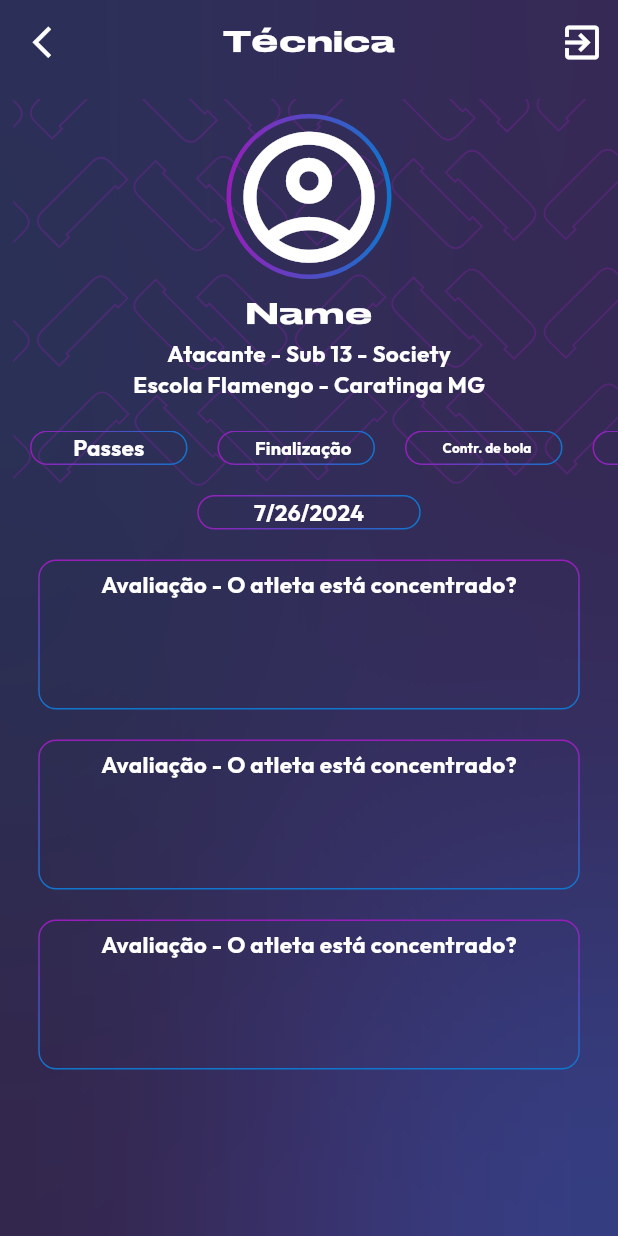
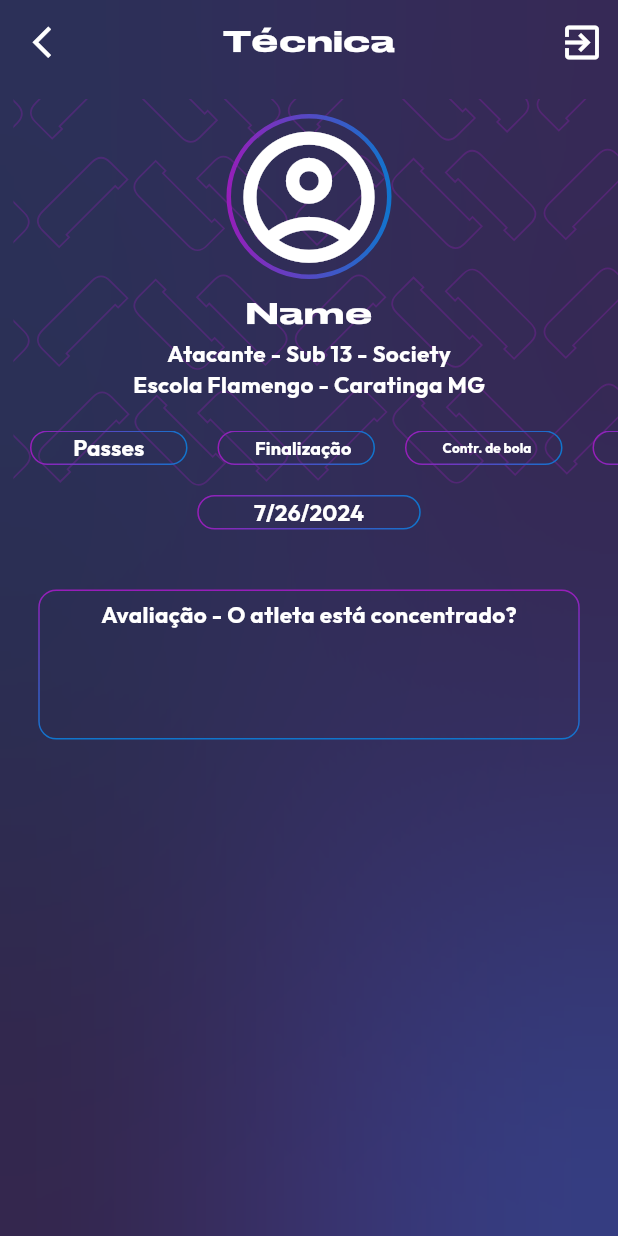
Before and after one commit to heliobryan/DESS, a Flutter app: the AvatecPage screen opened by its route, on a phone screen of 412 x 824 dp. Run offline on Flutter 3.47's test engine with Material 3 defaults, Android fonts, the light colour scheme and no system bars; our stand-ins replace firebase_auth, firebase_core, flutter_svg, google_sign_in, gradient_borders, simple_gradient_text; accounts and stored records are empty.

Commit message:
First Commit

```diff
--- a/lib/App/Source/Screens/Home/Avaliation/avatec_page.dart
+++ b/lib/App/Source/Screens/Home/Avaliation/avatec_page.dart
@@ -444,7 +444,9 @@ class _AvatecPageState extends State<AvatecPage> {
                   ),
                 ),
                 const SizedBox(height: 20),
-                SizedBox(
+                const SizedBox(height: 20),
+                Visibility(
+                  child: SizedBox(
                     width: 361,
                     height: 100,
                     child: Container(
@@ -484,87 +486,6 @@ class _AvatecPageState extends State<AvatecPage> {
                       ),
                     ),
                   ),
-                const SizedBox(height: 20),
-                SizedBox(
-                  width: 361,
-                  height: 100,
-                  child: Container(
-                    decoration: const BoxDecoration(
-                      borderRadius: BorderRadius.all(Radius.circular(12)),
-                      border: GradientBoxBorder(
-                        gradient: LinearGradient(
-                          colors: <Color>[
-                            Color(0xFF981DB9),
-                            Color(0xFF0F76CE),
-                          ],
-                          begin: Alignment.topCenter,
-                          end: Alignment.bottomCenter,
-                        ),
-                      ),
-                    ),
-                    child: const Center(
-                      child: Column(
-                        mainAxisAlignment: MainAxisAlignment.start,
-                        children: [
-                          SizedBox(height: 5),
-                          Text(
-                            'Avaliação - O atleta está concentrado?',
-                            style: TextStyle(
-                              color: Colors.white,
-                              fontFamily: 'OUTFIT',
-                              fontWeight: FontWeight.bold,
-                              fontSize: 15,
-                            ),
-                          ),
-                          Row(
-                            mainAxisAlignment: MainAxisAlignment.center,
-                            children: [],
-                          ),
-                        ],
-                      ),
-                    ),
-                  ),
-                ),
-                const SizedBox(height: 20),
-                SizedBox(
-                  width: 361,
-                  height: 100,
-                  child: Container(
-                    decoration: const BoxDecoration(
-                      borderRadius: BorderRadius.all(Radius.circular(12)),
-                      border: GradientBoxBorder(
-                        gradient: LinearGradient(
-                          colors: <Color>[
-                            Color(0xFF981DB9),
-                            Color(0xFF0F76CE),
-                          ],
-                          begin: Alignment.topCenter,
-                          end: Alignment.bottomCenter,
-                        ),
-                      ),
-                    ),
-                    child: const Center(
-                      child: Column(
-                        mainAxisAlignment: MainAxisAlignment.start,
-                        children: [
-                          SizedBox(height: 5),
-                          Text(
-                            'Avaliação - O atleta está concentrado?',
-                            style: TextStyle(
-                              color: Colors.white,
-                              fontFamily: 'OUTFIT',
-                              fontWeight: FontWeight.bold,
-                              fontSize: 15,
-                            ),
-                          ),
-                          Row(
-                            mainAxisAlignment: MainAxisAlignment.center,
-                            children: [],
-                          ),
-                        ],
-                      ),
-                    ),
-                  ),
                 ),
               ],
             ),
@@ -574,3 +495,30 @@ class _AvatecPageState extends State<AvatecPage> {
     );
   }
 }
+
+class PassPage extends StatelessWidget {
+  const PassPage({super.key});
+
+  @override
+  Widget build(BuildContext context) {
+    return const Scaffold();
+  }
+}
+
+class FinalPage extends StatelessWidget {
+  const FinalPage({super.key});
+
+  @override
+  Widget build(BuildContext context) {
+    return const Scaffold();
+  }
+}
+
+class ControlPage extends StatelessWidget {
+  const ControlPage({super.key});
+
+  @override
+  Widget build(BuildContext context) {
+    return const Scaffold();
+  }
+}
--- a/lib/App/Source/Screens/Home/Manage/manage_page.dart
+++ b/lib/App/Source/Screens/Home/Manage/manage_page.dart
@@ -20,7 +20,7 @@ class _ManagePageState extends State<ManagePage> {
           Column(
             crossAxisAlignment: CrossAxisAlignment.center,
             children: [
-              const SizedBox(height: 60),
+              const SizedBox(height: 40),
               Row(
                 mainAxisAlignment: MainAxisAlignment.center,
                 children: [
```
Lines whose indentation alone changed are shown as unchanged.
